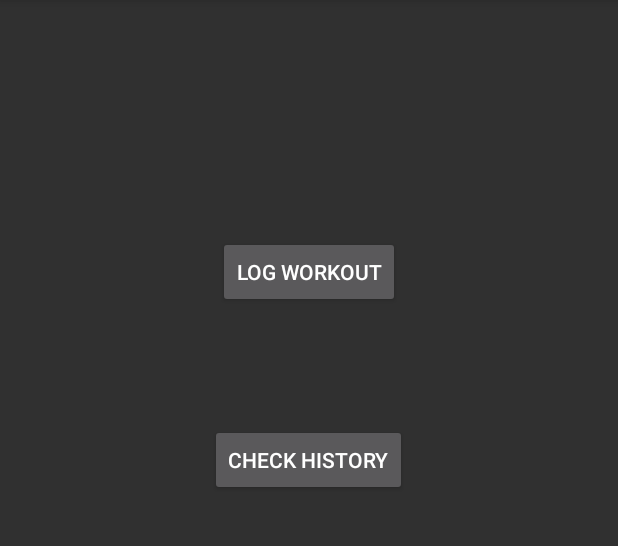
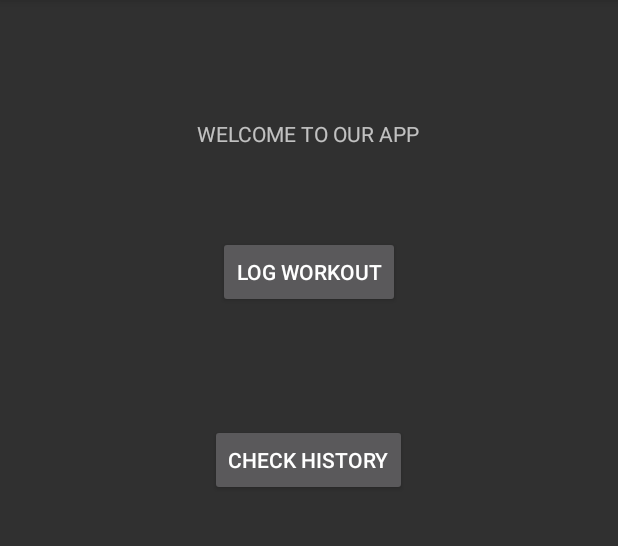
Before and after one commit to pgoggijr/Brrro, an Android app: the screen it shows after launch (MenuActivity), on a phone screen of 412 x 824 dp, the part 84-630 px from its top. Run offline under Robolectric (Android 15) with nearby library versions, the phone set to English and light mode, and no system bars.

```diff
--- a/app/src/main/res/layout/activity_menu.xml
+++ b/app/src/main/res/layout/activity_menu.xml
@@ -25,4 +25,14 @@
         android:layout_marginTop="77dp"
         android:onClick="checkHistory" />
 
+    <TextView
+        android:layout_width="wrap_content"
+        android:layout_height="wrap_content"
+        android:textAppearance="?android:attr/textAppearanceSmall"
+        android:text="WELCOME TO OUR APP"
+        android:id="@+id/textView"
+        android:layout_marginTop="63dp"
+        android:layout_alignParentTop="true"
+        android:layout_centerHorizontal="true" />
+
 </RelativeLayout>
```
Also changed, not shown: app/src/main/java/com/sounds_good/brrro/ExerciseFactory.java (added, +32 -0 lines).
